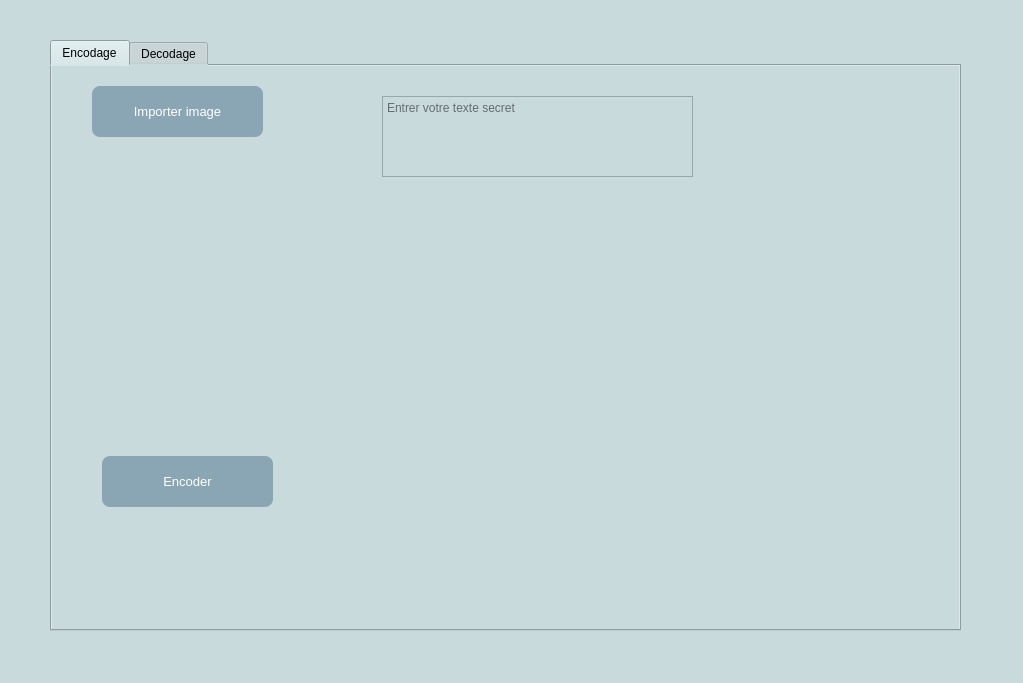
This is mainWindow.ui in Syrina-Akai/Secret-message as Qt 5 draws it before an edit. The edited form follows.
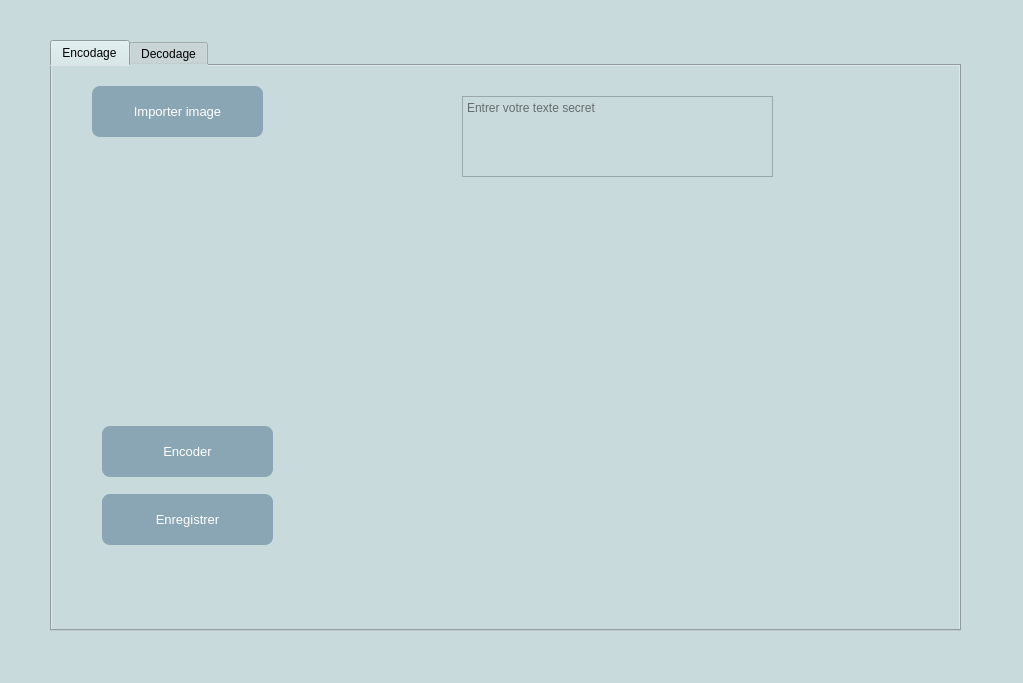
This is the edited form. The open tabs and pages were chosen to show the change.

Patch:
```diff
--- a/mainWindow.ui
+++ b/mainWindow.ui
@@ -35,7 +35,7 @@
     <widget class="QTextEdit" name="secretText_encodage">
      <property name="geometry">
       <rect>
-       <x>330</x>
+       <x>410</x>
        <y>30</y>
        <width>311</width>
        <height>81</height>
@@ -48,10 +48,10 @@
     <widget class="QWidget" name="verticalLayoutWidget">
      <property name="geometry">
       <rect>
-       <x>250</x>
-       <y>140</y>
-       <width>481</width>
-       <height>351</height>
+       <x>280</x>
+       <y>130</y>
+       <width>571</width>
+       <height>411</height>
       </rect>
      </property>
      <layout class="QVBoxLayout" name="plot_img_encodage"/>
@@ -127,7 +127,7 @@
      <property name="geometry">
       <rect>
        <x>50</x>
-       <y>390</y>
+       <y>360</y>
        <width>171</width>
        <height>51</height>
       </rect>
@@ -181,6 +181,64 @@
       <string>Encoder</string>
      </property>
     </widget>
+    <widget class="QPushButton" name="btn_enregistrer">
+     <property name="geometry">
+      <rect>
+       <x>50</x>
+       <y>428</y>
+       <width>171</width>
+       <height>51</height>
+      </rect>
+     </property>
+     <property name="styleSheet">
+      <string notr="true">QPushButton{
+  align-items: center;
+  background-color: rgb(138, 166, 180);
+  border-radius: 8px;
+  border-width: 0;
+  box-shadow: 0 10px 20px rgba(255, 255, 255, 0.1),0 3px 6px rgba(0, 0, 0, .05);
+  box-sizing: border-box;
+  color: rgb(255, 255, 255);
+  cursor: pointer;
+  display: inline-flex;
+  flex-direction: column;
+  font-size: 13px;
+  height: 52px;
+  justify-content: center;
+  line-height: 1;
+  margin: 0;
+  outline: none;
+  overflow: hidden;
+  padding: 0 32px;
+  text-align: center;
+  text-decoration: none;
+  transform: translate3d(0, 0, 0);
+  transition: all 150ms;
+  vertical-align: baseline;
+  white-space: nowrap;
+  user-select: none;
+  -webkit-user-select: none;
+  touch-action: manipulation;
+}
+QPushButton:hover {
+  box-shadow: rgba(0, 1, 0, .2) 0 2px 8px;
+  opacity: .85;
+}
+
+QPushButton:active {
+  outline: 0;
+}
+
+QPushButton:focus {
+  box-shadow: rgba(0, 0, 0, .5) 0 0 0 3px;
+}
+
+</string>
+     </property>
+     <property name="text">
+      <string>Enregistrer</string>
+     </property>
+    </widget>
    </widget>
    <widget class="QWidget" name="decodage">
     <attribute name="title">
```
Left out of the diff: 14 changed lines with no effect on the pictures.
